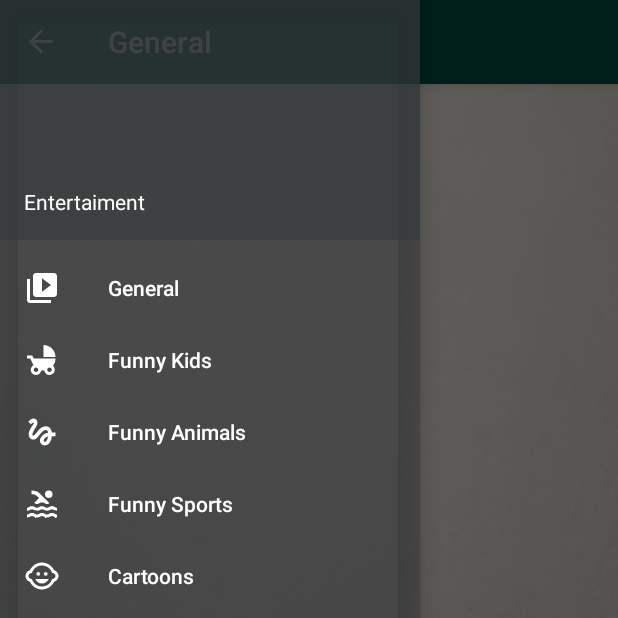
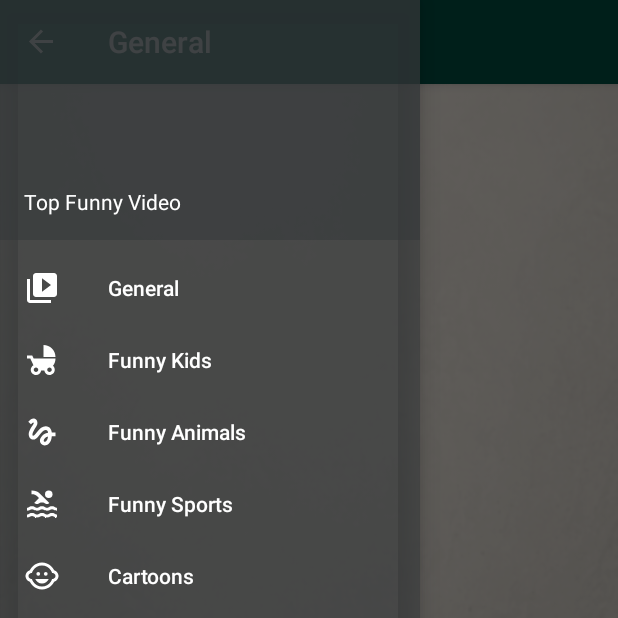
Before and after one commit to CuongDuong2710/Entertainment, an Android app: the screen it shows after launch (Home), with the side drawer open, on a phone screen of 412 x 824 dp, the top half of it. Run offline under Robolectric (Android 15) with nearby library versions, the phone set to English and light mode, and no system bars; our stand-ins replace AdMob, Firebase (no records; nobody signed in at launch, a user with empty details on screens opened directly), Picasso; pictures from the network do not load; 2 statements that could not run were skipped.

Commit message:
adding comment TODO

```diff
--- a/app/src/main/java/organization/tho/entertaiment/Home.java
+++ b/app/src/main/java/organization/tho/entertaiment/Home.java
@@ -64,9 +64,11 @@ public class Home extends AppCompatActivity
         navigationView.setNavigationItemSelectedListener(this);
 
         // init ads
+        // TODO: replace app unit id
         MobileAds.initialize(this, "ca-app-pub-3940256099942544~3347511713");
 
         // loading ads
+        // TODO: remove addTestDevice when publish app
         mAdView = (AdView) findViewById(R.id.adView_home);
         AdRequest adRequest = new AdRequest.Builder()
                         .addTestDevice(AdRequest.DEVICE_ID_EMULATOR).build();
--- a/app/src/main/res/layout/nav_header_home.xml
+++ b/app/src/main/res/layout/nav_header_home.xml
@@ -16,7 +16,7 @@
         android:layout_width="match_parent"
         android:layout_height="wrap_content"
         android:paddingTop="@dimen/nav_header_vertical_spacing"
-        android:text="Entertaiment"
+        android:text="Top Funny Video"
         android:textAppearance="@style/TextAppearance.AppCompat.Body1" />
 
 </LinearLayout>
--- a/app/src/main/res/values/strings.xml
+++ b/app/src/main/res/values/strings.xml
@@ -7,6 +7,4 @@
 
     <string name="action_settings">Settings</string>
 
-    <!-- TODO: Remove or change this placeholder text -->
-    <string name="hello_blank_fragment">Hello blank fragment</string>
 </resources>
```
